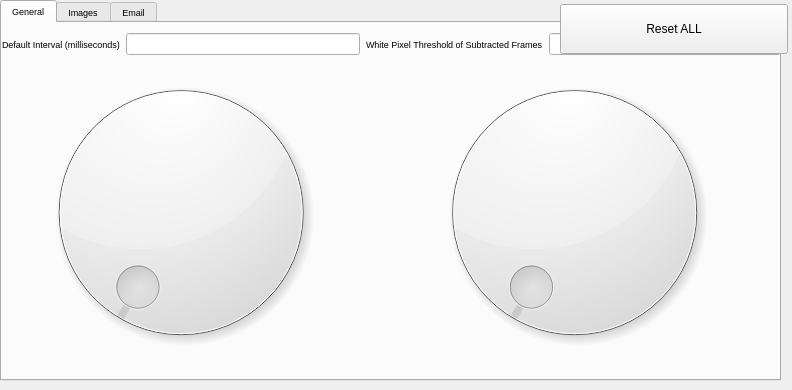
Qt form settings.ui (mtekman/motiondetect) before a commit.
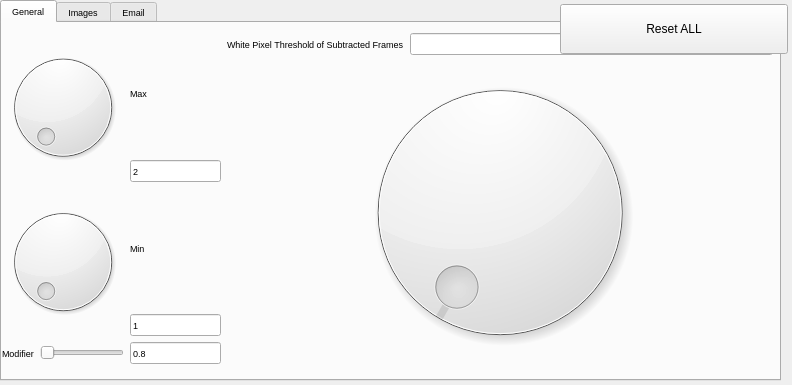
The same form after that commit.

Commit message: Dial for max and min added. Logic added that moves max if min > max, and moves min if max < min.

Diff of the .ui file:
```diff
--- a/settings.ui
+++ b/settings.ui
@@ -7,7 +7,7 @@
     <x>0</x>
     <y>0</y>
     <width>792</width>
-    <height>390</height>
+    <height>385</height>
    </rect>
   </property>
   <property name="windowTitle">
@@ -39,39 +39,17 @@
       <rect>
        <x>0</x>
        <y>10</y>
-       <width>781</width>
+       <width>771</width>
        <height>331</height>
       </rect>
      </property>
      <layout class="QHBoxLayout" name="horizontalLayout">
       <item>
        <layout class="QGridLayout" name="gridLayout">
-        <item row="1" column="4" rowspan="3" colspan="2">
+        <item row="1" column="1" rowspan="2" colspan="2">
          <widget class="QDial" name="dial_whitepixel"/>
         </item>
-        <item row="1" column="0" rowspan="3" colspan="4">
-         <widget class="QDial" name="dial_interval"/>
-        </item>
-        <item row="0" column="0" colspan="3">
-         <widget class="QLabel" name="label_7">
-          <property name="sizePolicy">
-           <sizepolicy hsizetype="Preferred" vsizetype="Minimum">
-            <horstretch>0</horstretch>
-            <verstretch>0</verstretch>
-           </sizepolicy>
-          </property>
-          <property name="maximumSize">
-           <size>
-            <width>16777215</width>
-            <height>30</height>
-           </size>
-          </property>
-          <property name="text">
-           <string>Default Interval (milliseconds)</string>
-          </property>
-         </widget>
-        </item>
-        <item row="0" column="4">
+        <item row="0" column="1">
          <widget class="QLabel" name="label_8">
           <property name="sizePolicy">
            <sizepolicy hsizetype="Preferred" vsizetype="Minimum">
@@ -90,12 +68,108 @@
           </property>
          </widget>
         </item>
-        <item row="0" column="3">
-         <widget class="QLineEdit" name="lineEdit_interval"/>
-        </item>
-        <item row="0" column="5">
+        <item row="0" column="2">
          <widget class="QLineEdit" name="lineEdit_whitepixel"/>
         </item>
+        <item row="0" column="0" rowspan="3">
+         <layout class="QGridLayout" name="gridLayout_3">
+          <item row="2" column="0" rowspan="2" colspan="2">
+           <widget class="QDial" name="dial_max"/>
+          </item>
+          <item row="4" column="0" rowspan="2" colspan="2">
+           <widget class="QDial" name="dial_min"/>
+          </item>
+          <item row="6" column="0" colspan="2">
+           <layout class="QHBoxLayout" name="horizontalLayout_2">
+            <item>
+             <widget class="QLabel" name="label_7">
+              <property name="sizePolicy">
+               <sizepolicy hsizetype="Minimum" vsizetype="Minimum">
+                <horstretch>0</horstretch>
+                <verstretch>0</verstretch>
+               </sizepolicy>
+              </property>
+              <property name="text">
+               <string>Modifier</string>
+              </property>
+             </widget>
+            </item>
+            <item>
+             <widget class="QSlider" name="horizontalSlider_modifier">
+              <property name="orientation">
+               <enum>Qt::Horizontal</enum>
+              </property>
+             </widget>
+            </item>
+           </layout>
+          </item>
+          <item row="2" column="2">
+           <widget class="QLabel" name="label_5">
+            <property name="sizePolicy">
+             <sizepolicy hsizetype="Maximum" vsizetype="Preferred">
+              <horstretch>0</horstretch>
+              <verstretch>0</verstretch>
+             </sizepolicy>
+            </property>
+            <property name="text">
+             <string>Max</string>
+            </property>
+           </widget>
+          </item>
+          <item row="3" column="2">
+           <widget class="QLineEdit" name="lineEdit_max">
+            <property name="sizePolicy">
+             <sizepolicy hsizetype="Minimum" vsizetype="Fixed">
+              <horstretch>0</horstretch>
+              <verstretch>0</verstretch>
+             </sizepolicy>
+            </property>
+            <property name="text">
+             <string>2</string>
+            </property>
+           </widget>
+          </item>
+          <item row="4" column="2">
+           <widget class="QLabel" name="label_6">
+            <property name="sizePolicy">
+             <sizepolicy hsizetype="Minimum" vsizetype="Preferred">
+              <horstretch>0</horstretch>
+              <verstretch>0</verstretch>
+             </sizepolicy>
+            </property>
+            <property name="text">
+             <string>Min</string>
+            </property>
+           </widget>
+          </item>
+          <item row="5" column="2">
+           <widget class="QLineEdit" name="lineEdit_min">
+            <property name="sizePolicy">
+             <sizepolicy hsizetype="Minimum" vsizetype="Fixed">
+              <horstretch>0</horstretch>
+              <verstretch>0</verstretch>
+             </sizepolicy>
+            </property>
+            <property name="text">
+             <string>1</string>
+            </property>
+           </widget>
+          </item>
+          <item row="6" column="2">
+           <widget class="QLineEdit" name="lineEdit_modifier">
+            <property name="sizePolicy">
+             <sizepolicy hsizetype="Minimum" vsizetype="Fixed">
+              <horstretch>0</horstretch>
+              <verstretch>0</verstretch>
+             </sizepolicy>
+            </property>
+            <property name="text">
+             <string>0.8</string>
+            </property>
+           </widget>
+          </item>
+         </layout>
+        </item>
        </layout>
       </item>
      </layout>
```
